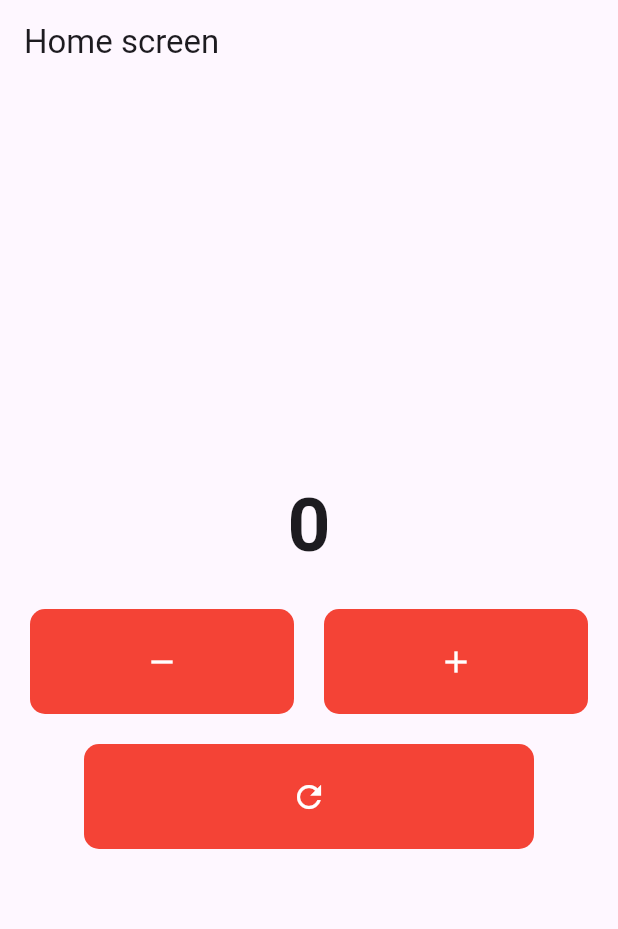
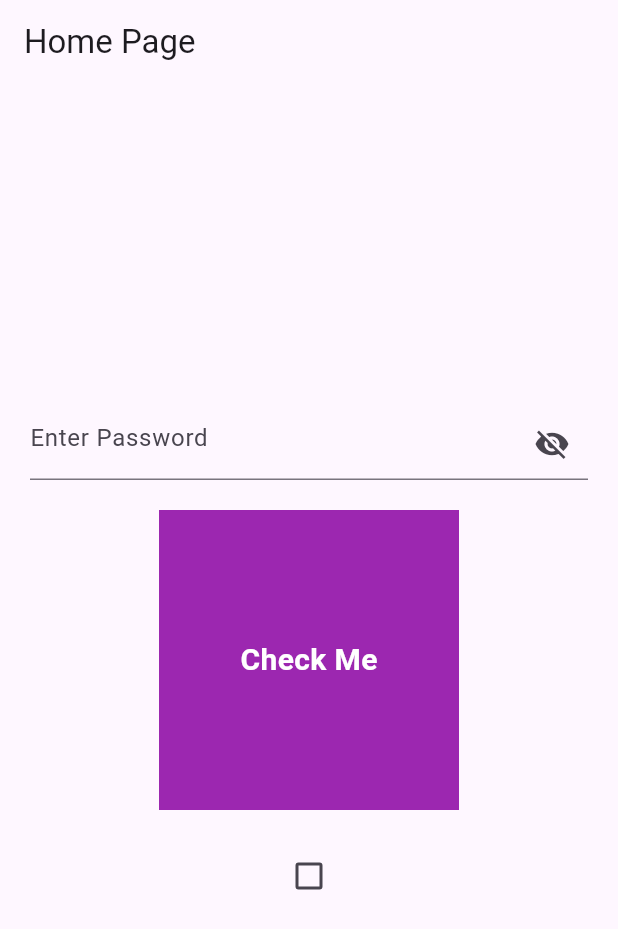
Before and after one commit to Cherif32/Flutter-Lesson, a Flutter app: the screen it shows after launch, on a phone screen of 412 x 824 dp. Shown: the top 929 px of the screen. Run offline on Flutter 3.47's test engine with Material 3 defaults, Android fonts, the phone set to English and light mode, and no system bars; our stand-ins replace bloc, carousel_slider, equatable, flutter_bloc.

Commit message:
flutter bloc completed

```diff
--- /dev/null
+++ b/bloc_state_management/lib/features/checkbox_and_password_visibility/bloc/my_form_bloc.dart
@@ -0,0 +1,28 @@
+import 'dart:async';
+
+import 'package:bloc/bloc.dart';
+import 'package:equatable/equatable.dart';
+import 'package:meta/meta.dart';
+
+part 'my_form_event.dart';
+part 'my_form_state.dart';
+
+class MyFormBloc extends Bloc<MyFormEvent, MyFormState> {
+  MyFormBloc() : super(MyFormState()) {
+    on<InitalEvent>(_onInitalEvent);
+    on<ToggleEvent>(_onToggleEvent);
+    on<CheckEvent>(_onCheckEvent);
+  }
+
+  void _onInitalEvent(InitalEvent event, Emitter<MyFormState> emit) {
+    emit(state.copyWith(toggleMe: false, checkMe: false));
+  }
+
+  void _onToggleEvent(ToggleEvent event, Emitter<MyFormState> emit) {
+    emit(state.copyWith(toggleMe: !state.toggleMe));
+  }
+
+  void _onCheckEvent(CheckEvent event, Emitter<MyFormState> emit) {
+    emit(state.copyWith(checkMe: event.isChecked));
+  }
+}
--- /dev/null
+++ b/bloc_state_management/lib/features/checkbox_and_password_visibility/bloc/my_form_event.dart
@@ -0,0 +1,28 @@
+part of 'my_form_bloc.dart';
+
+@immutable
+abstract class MyFormEvent extends Equatable {
+  const MyFormEvent();
+
+  @override
+  List<Object?> get props => [];
+}
+
+class InitalEvent extends MyFormEvent {
+  const InitalEvent();
+  @override
+  List<Object?> get props => [];
+}
+
+class ToggleEvent extends MyFormEvent {
+  const ToggleEvent();
+  @override
+  List<Object?> get props => [];
+}
+
+class CheckEvent extends MyFormEvent {
+  final bool isChecked;
+  const CheckEvent({required this.isChecked});
+  @override
+  List<Object?> get props => [isChecked];
+}
--- /dev/null
+++ b/bloc_state_management/lib/features/checkbox_and_password_visibility/bloc/my_form_state.dart
@@ -0,0 +1,19 @@
+// ignore_for_file: public_member_api_docs, sort_constructors_first
+part of 'my_form_bloc.dart';
+
+class MyFormState extends Equatable {
+  final bool toggleMe;
+  final bool checkMe;
+
+  const MyFormState({this.toggleMe = true, this.checkMe = false});
+
+  MyFormState copyWith({bool? toggleMe, bool? checkMe}) {
+    return MyFormState(
+      toggleMe: toggleMe ?? this.toggleMe,
+      checkMe: checkMe ?? this.checkMe,
+    );
+  }
+
+  @override
+  List<Object?> get props => [toggleMe, checkMe];
+}
--- /dev/null
+++ b/bloc_state_management/lib/features/checkbox_and_password_visibility/screens/checkbox_password_visiblily.dart
@@ -0,0 +1,70 @@
+import 'package:bloc_state_management/features/checkbox_and_password_visibility/bloc/my_form_bloc.dart';
+import 'package:flutter/material.dart';
+import 'package:flutter_bloc/flutter_bloc.dart';
+
+class CheckboxVisibility extends StatelessWidget {
+  const CheckboxVisibility({super.key});
+
+  @override
+  Widget build(BuildContext context) {
+    return Scaffold(
+      appBar: AppBar(title: Text('Home Page')),
+      body: BlocBuilder<MyFormBloc, MyFormState>(
+        builder: (context, state) {
+          final bloc = context.read<MyFormBloc>();
+          return Center(
+            child: Padding(
+              padding: const EdgeInsets.symmetric(horizontal: 20),
+              child: Column(
+                mainAxisAlignment: MainAxisAlignment.center,
+                crossAxisAlignment: CrossAxisAlignment.center,
+                children: [
+                  TextField(
+                    obscureText: state.toggleMe,
+                    decoration: InputDecoration(
+                      hintText: "Enter Password",
+                      suffixIcon: IconButton(
+                        onPressed: () {
+                          bloc.add(ToggleEvent());
+                        },
+                        icon: Icon(
+                          state.toggleMe
+                              ? Icons.visibility_off
+                              : Icons.visibility,
+                        ),
+                      ),
+                    ),
+                  ),
+                  SizedBox(height: 20),
+
+                  Container(
+                    height: 200,
+                    width: 200,
+                    color: Colors.purple,
+                    child: Center(
+                      child: Text(
+                        state.checkMe ? "Uncheck Me": "Check Me",
+                        style: TextStyle(
+                          color: Colors.white,
+                          fontWeight: FontWeight.bold,
+                          fontSize: 20,
+                        ),
+                      ),
+                    ),
+                  ),
+                  SizedBox(height: 20),
+                  Checkbox(
+                    value: state.checkMe,
+                    onChanged: (val) {
+                      bloc.add(CheckEvent(isChecked: val!));
+                    },
+                  ),
+                ],
+              ),
+            ),
+          );
+        },
+      ),
+    );
+  }
+}
--- a/bloc_state_management/lib/screens/home_screen.dart
+++ b/bloc_state_management/lib/features/counter/screens/home_screen.dart
@@ -1,4 +1,4 @@
-import 'package:bloc_state_management/bloc/counter_bloc.dart';
+import 'package:bloc_state_management/features/counter/bloc/counter_bloc.dart';
 import 'package:flutter/material.dart';
 import 'package:flutter_bloc/flutter_bloc.dart';
 
--- a/bloc_state_management/lib/main.dart
+++ b/bloc_state_management/lib/main.dart
@@ -1,5 +1,5 @@
-import 'package:bloc_state_management/bloc/counter_bloc.dart';
-import 'package:bloc_state_management/screens/home_screen.dart';
+import 'package:bloc_state_management/features/checkbox_and_password_visibility/bloc/my_form_bloc.dart';
+import 'package:bloc_state_management/features/checkbox_and_password_visibility/screens/checkbox_password_visiblily.dart';
 import 'package:flutter/material.dart';
 import 'package:flutter_bloc/flutter_bloc.dart';
 
@@ -14,8 +14,8 @@ class MyApp extends StatelessWidget {
   @override
   Widget build(BuildContext context) {
     return BlocProvider(
-      create: (context) => CounterBloc(),
-      child: MaterialApp(debugShowCheckedModeBanner: false, home: HomeScreen()),
+      create: (context) => MyFormBloc(),
+      child: MaterialApp(debugShowCheckedModeBanner: false, home: CheckboxVisibility()),
     );
   }
 }
```
Also changed, not shown: bloc_state_management/lib/features/switch/bloc/switch_bloc.dart (added, +29 -0 lines), bloc_state_management/lib/features/switch/bloc/switch_event.dart (added, +20 -0 lines), bloc_state_management/lib/features/switch/bloc/switch_state.dart (added, +17 -0 lines), bloc_state_management/lib/features/switch/screen/home_page.dart (added, +38 -0 lines), bloc_state_management/lib/features/counter/bloc/counter_bloc.dart (renamed from bloc_state_management/lib/bloc/counter_bloc.dart), bloc_state_management/lib/features/counter/bloc/counter_event.dart (renamed from bloc_state_management/lib/bloc/counter_event.dart), bloc_state_management/lib/features/counter/bloc/counter_state.dart (renamed from bloc_state_management/lib/bloc/counter_state.dart).
